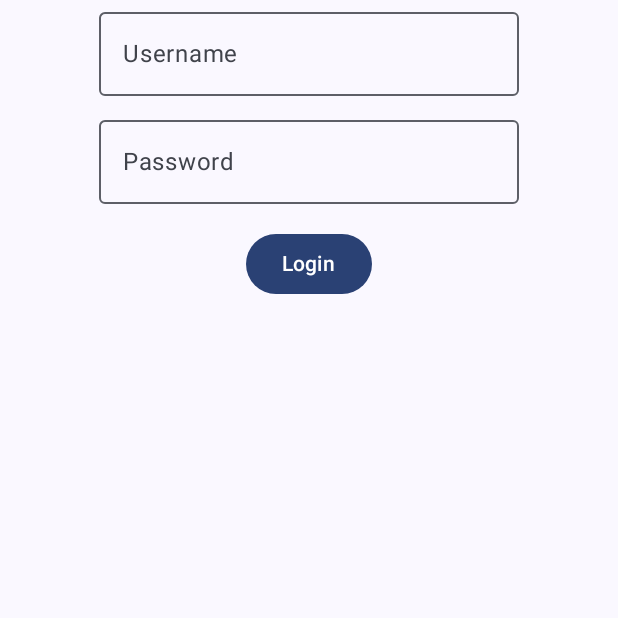
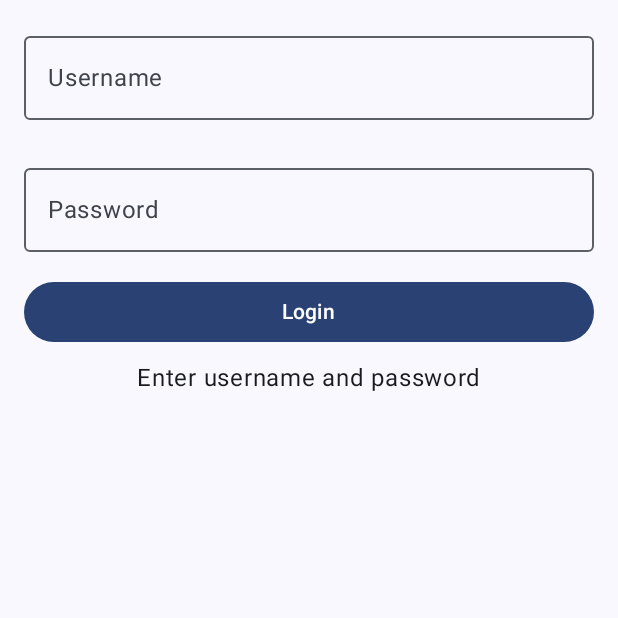
Before and after one commit to sandeshshahi/MobileDevFinalProj, an Android app built with Jetpack Compose: the composable LoginScreen shown on its own in the app's theme, after a tap on "Login", on a phone screen of 412 x 824 dp, the top half of it. Run offline under Robolectric (Android 15) with nearby library versions, the phone set to English and light mode, and no system bars; 4 statements that could not run were skipped.

Commit message:
login screen fixed

```diff
--- a/app/src/main/java/com/example/mycalendar/data/local/PreferencesDataSource.kt
+++ b/app/src/main/java/com/example/mycalendar/data/local/PreferencesDataSource.kt
@@ -18,6 +18,12 @@ class PreferencesDataSource(val context: Context) {
         }
     }
 
+    suspend fun clearUserCredentials() {
+        context.dataStore.edit { preferences: MutablePreferences ->
+            preferences.remove(DataStoreKeys.USER_NAME)
+            preferences.remove(DataStoreKeys.PASSWORD)
+        }
+    }
     fun getUserCredentials(): Flow<UserCredentials?>{
         return context
             .dataStore  //Datastore<Preferences>
--- /dev/null
+++ b/app/src/main/java/com/example/mycalendar/domain/repository/CalendarRepository.kt
@@ -0,0 +1,5 @@
+package com.example.mycalendar.domain.repository
+
+interface CalendarRepository {
+    suspend fun syncCalendar()
+}
--- a/app/src/main/java/com/example/mycalendar/presentation/ui/LoginScreen.kt
+++ b/app/src/main/java/com/example/mycalendar/presentation/ui/LoginScreen.kt
@@ -3,7 +3,12 @@ package com.example.mycalendar.presentation.ui
 import androidx.compose.foundation.layout.Column
 import androidx.compose.foundation.layout.Spacer
 import androidx.compose.foundation.layout.fillMaxSize
+import androidx.compose.foundation.layout.fillMaxWidth
+import androidx.compose.foundation.layout.height
+import androidx.compose.foundation.layout.imePadding
 import androidx.compose.foundation.layout.padding
+import androidx.compose.foundation.rememberScrollState
+import androidx.compose.foundation.verticalScroll
 import androidx.compose.material3.Button
 import androidx.compose.material3.OutlinedTextField
 import androidx.compose.material3.Scaffold
@@ -38,6 +43,10 @@ fun LoginScreen(
     }
     val loginUiState by loginViewModel.loginUiState.collectAsStateWithLifecycle()
 
+    LaunchedEffect(Unit) {
+        loginViewModel.resetLoginState()
+    }
+
     LaunchedEffect(loginUiState.loginSuccess) {
         if (loginUiState.loginSuccess) onLoginSuccess()
     }
@@ -46,26 +55,39 @@ fun LoginScreen(
         Column(
             modifier = modifier
                 .padding(innerPadding)
-                .fillMaxSize(),
+                .fillMaxSize()
+                .imePadding()
+                .verticalScroll(rememberScrollState())
+                .padding(16.dp),
+
             horizontalAlignment = Alignment.CenterHorizontally
         ) {
             OutlinedTextField(
                 value = loginUiState.username,
                 onValueChange = { loginViewModel.onUsernameChange(it) },
-                label = { Text(text = "Username") }
+                label = { Text(text = "Username") },
+                singleLine = true,
+                modifier = Modifier.fillMaxWidth()
             )
-            Spacer(modifier.padding(4.dp))
+            Spacer(modifier.padding(12.dp))
             OutlinedTextField(
                 value = loginUiState.password,
                 onValueChange = { loginViewModel.onPasswordChange(it) },
                 label = { Text(text = "Password") },
-                visualTransformation = PasswordVisualTransformation()
+                visualTransformation = PasswordVisualTransformation(),
+                singleLine = true,
+                modifier = Modifier.fillMaxWidth()
             )
             Spacer(modifier.padding(8.dp))
             Button(
-                onClick = { loginViewModel.login() }
+                onClick = { loginViewModel.login() },
+                modifier = Modifier.fillMaxWidth()
             ) {
                 Text("Login")
+            }
+            loginUiState.error?.let {
+                Spacer(Modifier.height(8.dp))
+                Text(text = it)
             }
 
         }
--- a/app/src/main/java/com/example/mycalendar/presentation/viewmodel/LoginViewModel.kt
+++ b/app/src/main/java/com/example/mycalendar/presentation/viewmodel/LoginViewModel.kt
@@ -21,24 +21,28 @@ class LoginViewModel(
     private val _loginUiState = MutableStateFlow(LoginUiState())
     val loginUiState: StateFlow<LoginUiState> = _loginUiState.asStateFlow()
 
-    init {
-        viewModelScope.launch {
-            val existing = loginRepository.getUserCredentials().firstOrNull()
-            if (existing?.username == "admin" && existing.password == "admin") {
-                Log.i("LoginViewModel", "Existing already logged in")
-            }
-        }
+    fun resetLoginState() {
+        _loginUiState.value = LoginUiState()
     }
+
+//    init {
+//        viewModelScope.launch {
+//            val existing = loginRepository.getUserCredentials().firstOrNull()
+//            if (existing != null) {
+//                Log.i("LoginViewModel", "Existing already logged in")
+//            }
+//        }
+//    }
 
     fun onUsernameChange(username: String) {
         _loginUiState.update {
-            it.copy(username = username)
+            it.copy(username = username, error = null, loginSuccess = false)
         }
     }
 
     fun onPasswordChange(password: String) {
         _loginUiState.update {
-            it.copy(password = password)
+            it.copy(password = password, error = null, loginSuccess = false)
         }
     }
 
@@ -47,20 +51,34 @@ class LoginViewModel(
             val username = loginUiState.value.username
             val password = loginUiState.value.password
 
-            if (username == "admin" && password == "admin") {
-                //write login credentials to datastore object(auth_preferences)
-                loginRepository.saveUserCredentials(
-                    UserCredentials(
-                        username = username,
-                        password = password
-                    )
-                )
-                // go to home screen
-                Log.i("LoginViewModel", "Login Success")
-            } else {
-                // show error message
-                Log.i("LoginViewModel", "Login Failed")
+            if (username.isBlank() || password.isBlank()) {
+                _loginUiState.update { it.copy(error = "Enter username and password") }
+                return@launch
             }
+
+            val registered = loginRepository.getUserCredentials().firstOrNull()
+
+            when {
+                // No registered user found (fresh or after logout) -> accept and save this as the account
+                registered == null -> {
+                    loginRepository.saveUserCredentials(UserCredentials(username, password))
+                    _loginUiState.update { it.copy(loginSuccess = true, error = null) }
+                }
+                // Match registered user
+                username == registered.username && password == registered.password -> {
+                    _loginUiState.update { it.copy(loginSuccess = true, error = null) }
+                }
+                else -> {
+                    _loginUiState.update { it.copy(error = "Invalid credentials") }
+                }
+            }
+        }
+    }
+    fun logout() {
+        viewModelScope.launch {
+            // Ensure your repository clears saved credentials
+            // e.g., loginRepository.clearUserCredentials()
+            resetLoginState()
         }
     }
 
```
Also changed, not shown: app/src/main/java/com/example/mycalendar/MyCalendarApplication.kt (+7 -1 lines), app/src/main/java/com/example/mycalendar/data/repository/CalendarRepositoryImpl.kt (added, +20 -0 lines), app/src/main/java/com/example/mycalendar/presentation/ui/InfoScreen.kt (+36 -7 lines), app/src/main/java/com/example/mycalendar/presentation/worker/CalendarSyncWorker.kt (added, +30 -0 lines), app/src/main/java/com/example/mycalendar/presentation/worker/CalendarWorkScheduler.kt (added, +34 -0 lines).
